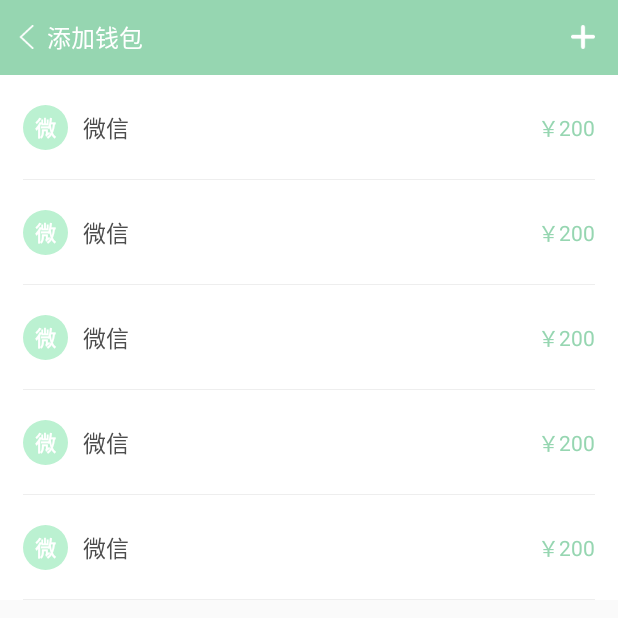
After one commit to easonzyp/HappyLittleBook, an Android app: the WalletManagerActivity screen opened directly, with no data from a screen before it, on a phone screen of 412 x 824 dp, the top half of it. The commit adds this screen. Run offline under Robolectric (Android 15) with nearby library versions, the phone set to English and light mode, and no system bars; pictures from the network do not load.

```diff
--- a/app/src/main/AndroidManifest.xml
+++ b/app/src/main/AndroidManifest.xml
@@ -223,6 +223,7 @@
         </activity>
         <activity android:name=".activity.ExpendCateManagerActivity" />
         <activity android:name=".activity.IncomeCateManagerActivity" />
+        <activity android:name=".activity.WalletManagerActivity" />
 
 
         <service
--- /dev/null
+++ b/app/src/main/java/com/zhangyp/develop/HappyLittleBook/activity/WalletManagerActivity.java
@@ -0,0 +1,58 @@
+package com.zhangyp.develop.HappyLittleBook.activity;
+
+import android.os.Bundle;
+import android.support.v7.widget.LinearLayoutManager;
+import android.support.v7.widget.RecyclerView;
+import android.widget.ImageView;
+import android.widget.TextView;
+
+import com.zhangyp.develop.HappyLittleBook.R;
+import com.zhangyp.develop.HappyLittleBook.adapter.WalletListAdapter;
+import com.zhangyp.develop.HappyLittleBook.base.BaseActivity;
+import com.zhangyp.develop.HappyLittleBook.bean.WalletInfo;
+
+import java.util.ArrayList;
+import java.util.List;
+
+public class WalletManagerActivity extends BaseActivity {
+
+    private TextView tv_back;
+    private ImageView iv_add_wallet;
+    private RecyclerView rv_wallet;
+
+    private List<WalletInfo> walletInfoList;
+    private WalletListAdapter adapter;
+
+    @Override
+    protected void onCreate(Bundle savedInstanceState) {
+        super.onCreate(savedInstanceState);
+        initView();
+        initData();
+        initClick();
+    }
+
+    private void initView() {
+        tv_back = findViewById(R.id.tv_back);
+        iv_add_wallet = findViewById(R.id.iv_add_wallet);
+        rv_wallet = findViewById(R.id.rv_wallet);
+
+        walletInfoList = new ArrayList<>();
+        adapter = new WalletListAdapter(context, walletInfoList);
+        rv_wallet.setLayoutManager(new LinearLayoutManager(context));
+
+        rv_wallet.setAdapter(adapter);
+    }
+
+    private void initData() {
+
+    }
+
+    private void initClick() {
+
+    }
+
+    @Override
+    public int getLayoutId() {
+        return R.layout.activity_add_manager;
+    }
+}
--- /dev/null
+++ b/app/src/main/java/com/zhangyp/develop/HappyLittleBook/adapter/WalletListAdapter.java
@@ -0,0 +1,78 @@
+package com.zhangyp.develop.HappyLittleBook.adapter;
+
+import android.content.Context;
+import android.support.v4.content.ContextCompat;
+import android.support.v7.widget.RecyclerView;
+import android.view.LayoutInflater;
+import android.view.View;
+import android.view.ViewGroup;
+import android.widget.TextView;
+
+import com.zhangyp.develop.HappyLittleBook.R;
+import com.zhangyp.develop.HappyLittleBook.bean.WalletInfo;
+import com.zhangyp.develop.HappyLittleBook.listener.OnItemClickListener;
+
+import java.util.List;
+
+/**
+ * Created by zyp on 2019/8/28 0028.
+ * class note:
+ */
+
+public class WalletListAdapter extends RecyclerView.Adapter<WalletListAdapter.ViewHolder> {
+
+    private Context context;
+    private List<WalletInfo> list;
+    private OnItemClickListener<WalletInfo> listener;
+
+    public WalletListAdapter(Context context, List<WalletInfo> list) {
+        this.context = context;
+        this.list = list;
+    }
+
+    @Override
+    public ViewHolder onCreateViewHolder(ViewGroup parent, int viewType) {
+        View view = LayoutInflater.from(context).inflate(R.layout.item_wallet_list, parent, false);
+        return new ViewHolder(view);
+    }
+
+    @Override
+    public void onBindViewHolder(ViewHolder holder, int position) {
+//        WalletInfo walletInfo = getItem(position);
+
+        holder.itemView.setOnClickListener(v -> {
+            if (listener == null) {
+                return;
+            }
+//            listener.onClick(walletInfo, holder.getAdapterPosition());
+        });
+    }
+
+    private WalletInfo getItem(int position) {
+        return null;
+    }
+
+    @Override
+    public int getItemCount() {
+//        return list.size();
+        return 5;
+    }
+
+    class ViewHolder extends RecyclerView.ViewHolder {
+
+        private TextView tv_type;
+        private TextView tv_wallet_name;
+        private TextView tv_money;
+
+        ViewHolder(View itemView) {
+            super(itemView);
+            tv_type = itemView.findViewById(R.id.tv_type);
+            tv_wallet_name = itemView.findViewById(R.id.tv_wallet_name);
+            tv_money = itemView.findViewById(R.id.tv_money);
+        }
+    }
+
+    public void setOnItemClickListener(OnItemClickListener<WalletInfo> listener) {
+        this.listener = listener;
+    }
+}
--- /dev/null
+++ b/app/src/main/res/layout/activity_add_manager.xml
@@ -0,0 +1,42 @@
+<?xml version="1.0" encoding="utf-8"?>
+<LinearLayout xmlns:android="http://schemas.android.com/apk/res/android"
+    android:layout_width="match_parent"
+    android:layout_height="match_parent"
+    android:orientation="vertical">
+
+
+    <RelativeLayout
+        android:id="@+id/rl_title"
+        android:layout_width="match_parent"
+        android:layout_height="50dp"
+        android:background="@color/mainColor">
+
+        <TextView
+            android:id="@+id/tv_back"
+            android:layout_width="wrap_content"
+            android:layout_height="wrap_content"
+            android:layout_centerVertical="true"
+            android:drawableStart="@drawable/back_white_ic"
+            android:drawablePadding="5dp"
+            android:gravity="center_vertical"
+            android:padding="10dp"
+            android:text="添加钱包"
+            android:textColor="@color/white"
+            android:textSize="16sp" />
+
+        <ImageView
+            android:id="@+id/iv_add_wallet"
+            android:layout_width="wrap_content"
+            android:layout_height="wrap_content"
+            android:layout_alignParentEnd="true"
+            android:layout_centerVertical="true"
+            android:layout_marginEnd="5dp"
+            android:padding="10dp"
+            android:src="@drawable/add_ic" />
+    </RelativeLayout>
+
+    <android.support.v7.widget.RecyclerView
+        android:id="@+id/rv_wallet"
+        android:layout_width="match_parent"
+        android:layout_height="match_parent" />
+</LinearLayout>
--- /dev/null
+++ b/app/src/main/res/layout/item_wallet_list.xml
@@ -0,0 +1,46 @@
+<?xml version="1.0" encoding="utf-8"?>
+<RelativeLayout xmlns:android="http://schemas.android.com/apk/res/android"
+    android:layout_width="match_parent"
+    android:layout_height="70dp"
+    android:background="@color/white"
+    android:paddingStart="15dp"
+    android:paddingEnd="15dp">
+
+    <TextView
+        android:id="@+id/tv_type"
+        android:layout_width="30dp"
+        android:layout_height="30dp"
+        android:layout_centerVertical="true"
+        android:background="@drawable/two_cate_top_corner_bg"
+        android:gravity="center"
+        android:text="微"
+        android:textColor="@color/white"
+        android:textSize="14sp"
+        android:textStyle="bold" />
+
+    <TextView
+        android:id="@+id/tv_wallet_name"
+        android:layout_width="wrap_content"
+        android:layout_height="wrap_content"
+        android:layout_centerVertical="true"
+        android:layout_marginStart="10dp"
+        android:layout_toEndOf="@+id/tv_type"
+        android:text="微信"
+        android:textColor="@color/maintextcolor"
+        android:textSize="15sp" />
+
+    <TextView
+        android:id="@+id/tv_money"
+        android:layout_width="wrap_content"
+        android:layout_height="wrap_content"
+        android:layout_alignParentEnd="true"
+        android:layout_centerVertical="true"
+        android:text="￥200"
+        android:textColor="@color/mainColor" />
+
+    <View
+        android:layout_width="match_parent"
+        android:layout_height="0.5dp"
+        android:layout_alignParentBottom="true"
+        android:background="@color/line" />
+</RelativeLayout>
--- a/app/src/main/res/values/colors.xml
+++ b/app/src/main/res/values/colors.xml
@@ -7,7 +7,7 @@
     <color name="mainColor">#96d6b1</color>
     <color name="mainSecondColor">#bbf1d1</color>
     <color name="mainBg">#f2f2f2</color>
-    <color name="line">#dadada</color>
+    <color name="line">#eeeeee</color>
     <color name="maintextcolor">#4d4d4d</color>
     <color name="secondtextcolor">#8a8a8a</color>
     <color name="hometopcolor">#30000000</color>
```
Also changed, not shown: app/src/main/java/com/zhangyp/develop/HappyLittleBook/activity/ExpendCateManagerActivity.java (+47 -27 lines), app/src/main/java/com/zhangyp/develop/HappyLittleBook/activity/IncomeCateManagerActivity.java (+40 -9 lines), app/src/main/java/com/zhangyp/develop/HappyLittleBook/activity/MainActivity.java (+4 -6 lines), app/src/main/java/com/zhangyp/develop/HappyLittleBook/bean/WalletInfo.java (added, +54 -0 lines), app/src/main/java/com/zhangyp/develop/HappyLittleBook/db/DaoMaster.java (+6 -3 lines), app/src/main/java/com/zhangyp/develop/HappyLittleBook/db/DaoSession.java (+25 -11 lines), app/src/main/java/com/zhangyp/develop/HappyLittleBook/db/WalletInfoDao.java (added, +149 -0 lines).
